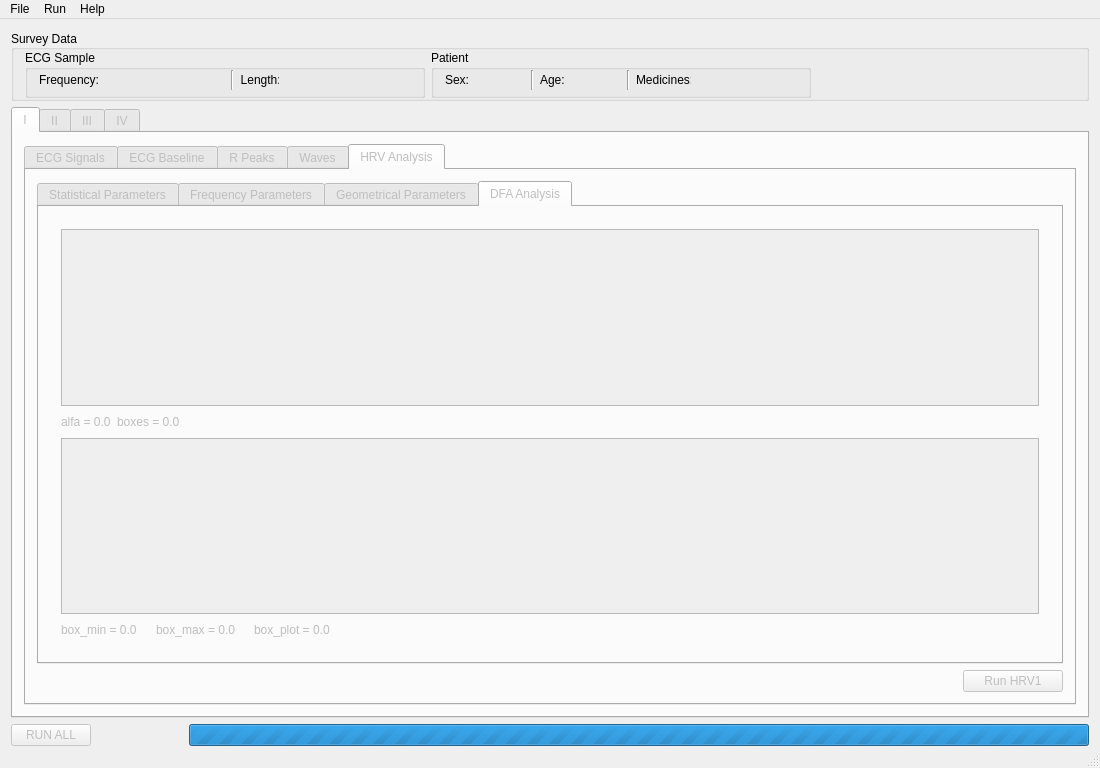
qwerty90/ProjektEKG, file EKG/Views/airecgmain.ui: the form before one commit.
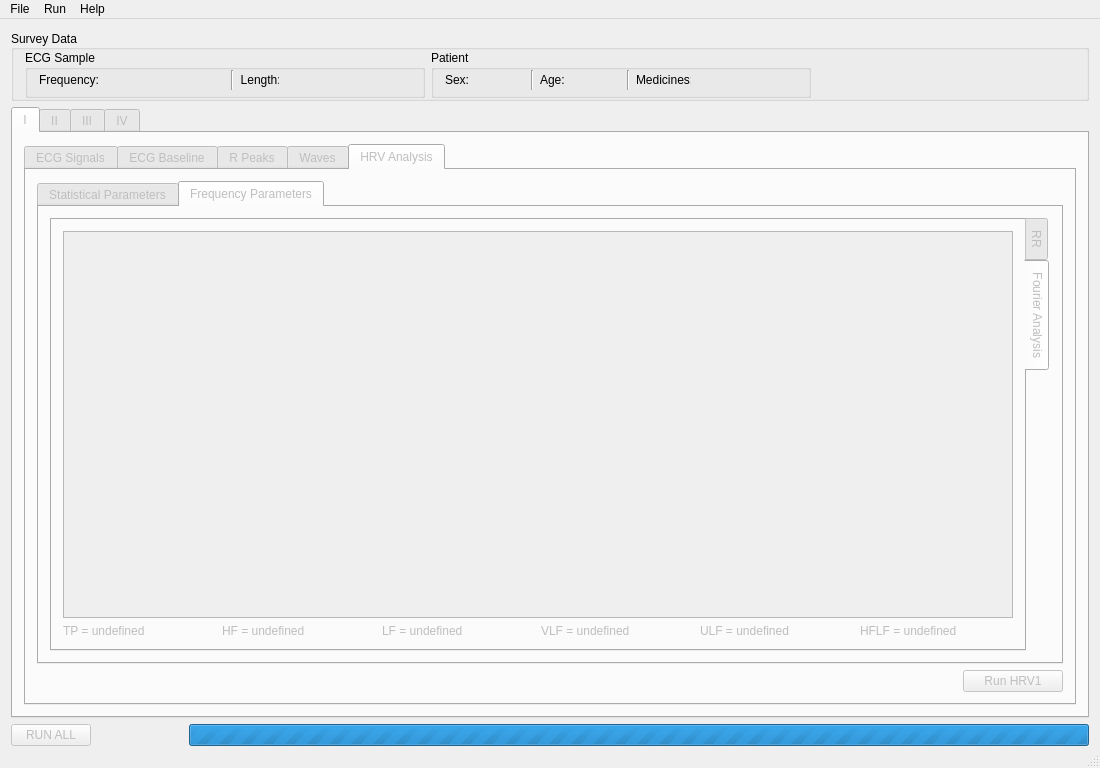
The form after the commit. The open tabs and pages were chosen to show the change. Icons and pictures are not drawn.

```diff
--- a/EKG/Views/airecgmain.ui
+++ b/EKG/Views/airecgmain.ui
@@ -1183,8 +1183,8 @@
                           <rect>
                            <x>0</x>
                            <y>0</y>
-                           <width>964</width>
-                           <height>410</height>
+                           <width>98</width>
+                           <height>28</height>
                           </rect>
                          </property>
                         </widget>
@@ -1242,273 +1242,6 @@
                   </item>
                  </layout>
                 </widget>
-                <widget class="QWidget" name="hrv_geometrical">
-                 <attribute name="title">
-                  <string>Geometrical Parameters</string>
-                 </attribute>
-                 <layout class="QHBoxLayout" name="horizontalLayout_21">
-                  <item>
-                   <widget class="QTabWidget" name="tabGeo">
-                    <property name="tabPosition">
-                     <enum>QTabWidget::East</enum>
-                    </property>
-                    <property name="currentIndex">
-                     <number>0</number>
-                    </property>
-                    <widget class="QWidget" name="tab_6">
-                     <attribute name="title">
-                      <string>Histogram</string>
-                     </attribute>
-                     <layout class="QVBoxLayout" name="verticalLayout_9">
-                      <item>
-                       <widget class="QScrollArea" name="scrollAreaHistogram">
-                        <property name="widgetResizable">
-                         <bool>true</bool>
-                        </property>
-                        <widget class="QWidget" name="scrollAreaWidgetContents_3">
-                         <property name="geometry">
-                          <rect>
-                           <x>0</x>
-                           <y>0</y>
-                           <width>98</width>
-                           <height>28</height>
-                          </rect>
-                         </property>
-                        </widget>
-                       </widget>
-                      </item>
-                      <item>
-                       <layout class="QHBoxLayout" name="horizontalLayout_10">
-                        <item>
-                         <widget class="QLabel" name="triangularIndex">
-                          <property name="text">
-                           <string>Triangular index = undefined</string>
-                          </property>
-                         </widget>
-                        </item>
-                        <item>
-                         <widget class="QLabel" name="TINN">
-                          <property name="text">
-                           <string>TINN = undefined</string>
-                          </property>
-                         </widget>
-                        </item>
-                        <item>
-                         <spacer name="horizontalSpacer_2">
-                          <property name="orientation">
-                           <enum>Qt::Horizontal</enum>
-                          </property>
-                          <property name="sizeHint" stdset="0">
-                           <size>
-                            <width>40</width>
-                            <height>20</height>
-                           </size>
-                          </property>
-                         </spacer>
-                        </item>
-                       </layout>
-                      </item>
-                     </layout>
-                    </widget>
-                    <widget class="QWidget" name="tab_7">
-                     <attribute name="title">
-                      <string>Poincare plot</string>
-                     </attribute>
-                     <layout class="QVBoxLayout" name="verticalLayout_8">
-                      <item>
-                       <widget class="QScrollArea" name="scrollAreaPoincare">
-                        <property name="widgetResizable">
-                         <bool>true</bool>
-                        </property>
-                        <widget class="QWidget" name="scrollAreaWidgetContents_4">
-                         <property name="geometry">
-                          <rect>
-                           <x>0</x>
-                           <y>0</y>
-                           <width>98</width>
-                           <height>28</height>
-                          </rect>
-                         </property>
-                        </widget>
-                       </widget>
-                      </item>
-                      <item>
-                       <layout class="QHBoxLayout" name="horizontalLayout_9">
-                        <item>
-                         <widget class="QLabel" name="SD1">
-                          <property name="text">
-                           <string>SD1 = undefined</string>
-                          </property>
-                         </widget>
-                        </item>
-                        <item>
-                         <widget class="QLabel" name="SD2">
-                          <property name="text">
-                           <string>SD2 = undefined</string>
-                          </property>
-                         </widget>
-                        </item>
-                        <item>
-                         <spacer name="horizontalSpacer">
-                          <property name="orientation">
-                           <enum>Qt::Horizontal</enum>
-                          </property>
-                          <property name="sizeHint" stdset="0">
-                           <size>
-                            <width>40</width>
-                            <height>20</height>
-                           </size>
-                          </property>
-                         </spacer>
-                        </item>
-                       </layout>
-                      </item>
-                     </layout>
-                    </widget>
-                   </widget>
-                  </item>
-                 </layout>
-                </widget>
-                <widget class="QWidget" name="hrv_dfa">
-                 <attribute name="title">
-                  <string>DFA Analysis</string>
-                 </attribute>
-                 <layout class="QVBoxLayout" name="verticalLayout">
-                  <item>
-                   <widget class="QFrame" name="tabGeo_2">
-                    <property name="enabled">
-                     <bool>false</bool>
-                    </property>
-                    <layout class="QVBoxLayout" name="verticalLayout_2">
-                     <item>
-                      <layout class="QVBoxLayout" name="verticalLayout_40">
-                       <item>
-                        <widget class="QScrollArea" name="scrollAreaFlu">
-                         <property name="widgetResizable">
-                          <bool>true</bool>
-                         </property>
-                         <widget class="QWidget" name="scrollAreaWidgetContents_10">
-                          <property name="geometry">
-                           <rect>
-                            <x>0</x>
-                            <y>0</y>
-                            <width>98</width>
-                            <height>28</height>
-                           </rect>
-                          </property>
-                         </widget>
-                        </widget>
-                       </item>
-                       <item>
-                        <layout class="QHBoxLayout" name="horizontalLayout_15">
-                         <item>
-                          <widget class="QLabel" name="alfa2">
-                           <property name="text">
-                            <string>alfa = 0.0</string>
-                           </property>
-                          </widget>
-                         </item>
-                         <item>
-                          <widget class="QLabel" name="boxes2">
-                           <property name="text">
-                            <string>boxes = 0.0</string>
-                           </property>
-                          </widget>
-                         </item>
-                         <item>
-                          <spacer name="horizontalSpacer_3">
-                           <property name="orientation">
-                            <enum>Qt::Horizontal</enum>
-                           </property>
-                           <property name="sizeHint" stdset="0">
-                            <size>
-                             <width>40</width>
-                             <height>20</height>
-                            </size>
-                           </property>
-                          </spacer>
-                         </item>
-                        </layout>
-                       </item>
-                       <item>
-                        <widget class="QScrollArea" name="scrollAreaTrend">
-                         <property name="widgetResizable">
-                          <bool>true</bool>
-                         </property>
-                         <widget class="QWidget" name="scrollAreaWidgetContents_7">
-                          <property name="geometry">
-                           <rect>
-                            <x>0</x>
-                            <y>0</y>
-                            <width>98</width>
-                            <height>28</height>
-                           </rect>
-                          </property>
-                         </widget>
-                        </widget>
-                       </item>
-                      </layout>
-                     </item>
-                     <item>
-                      <layout class="QHBoxLayout" name="horizontalLayout_22">
-                       <item>
-                        <widget class="QLabel" name="window_min">
-                         <property name="text">
-                          <string>box_min = 0.0</string>
-                         </property>
-                         <property name="textFormat">
-                          <enum>Qt::AutoText</enum>
-                         </property>
-                        </widget>
-                       </item>
-                       <item>
-                        <widget class="QLabel" name="label_14">
-                         <property name="text">
-                          <string/>
-                         </property>
-                        </widget>
-                       </item>
-                       <item>
-                        <widget class="QLabel" name="window_max">
-                         <property name="text">
-                          <string>box_max = 0.0</string>
-                         </property>
-                        </widget>
-                       </item>
-                       <item>
-                        <widget class="QLabel" name="label_16">
-                         <property name="text">
-                          <string/>
-                         </property>
-                        </widget>
-                       </item>
-                       <item>
-                        <widget class="QLabel" name="window_plot">
-                         <property name="text">
-                          <string>box_plot = 0.0</string>
-                         </property>
-                        </widget>
-                       </item>
-                       <item>
-                        <spacer name="horizontalSpacer_4">
-                         <property name="orientation">
-                          <enum>Qt::Horizontal</enum>
-                         </property>
-                         <property name="sizeHint" stdset="0">
-                          <size>
-                           <width>40</width>
-                           <height>20</height>
-                          </size>
-                         </property>
-                        </spacer>
-                       </item>
-                      </layout>
-                     </item>
-                    </layout>
-                   </widget>
-                  </item>
-                 </layout>
-                </widget>
                </widget>
               </item>
               <item>
```
Left out of the diff: 272 changed lines with no effect on the pictures.
